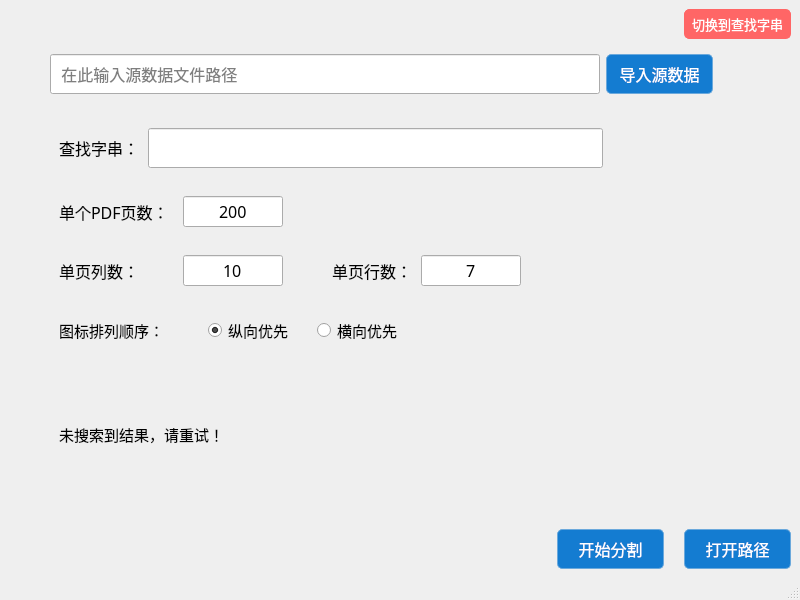
First picture: the form in src/mainwindow.ui, repository llwj0303/SplitTXT, before the edit.
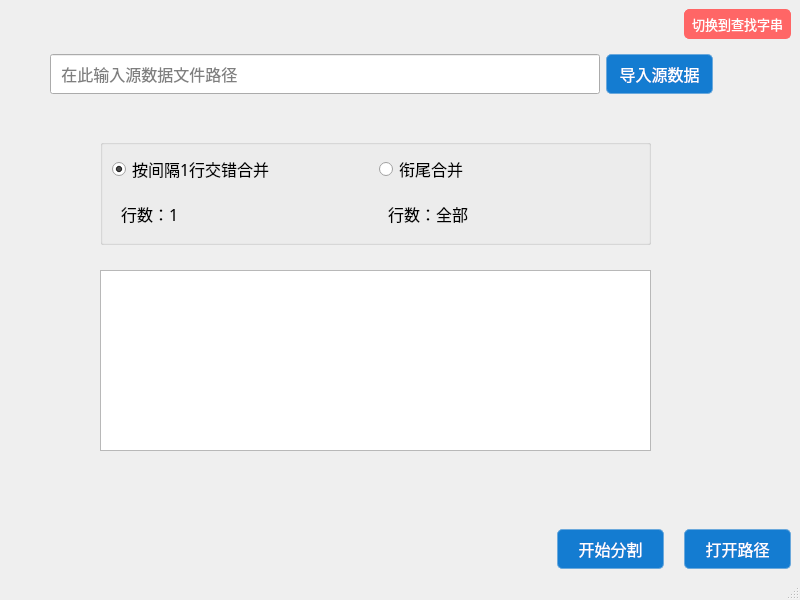
Second picture: the form after the edit. Icons and pictures are not drawn.

Commit message: 添加多txt文件合并和字符码定位功能

What changed in the file:
```diff
--- a/src/mainwindow.ui
+++ b/src/mainwindow.ui
@@ -208,7 +208,7 @@
     <item>
      <widget class="QStackedWidget" name="stackedWidget">
       <property name="currentIndex">
-       <number>1</number>
+       <number>2</number>
       </property>
       <widget class="QWidget" name="page">
        <layout class="QVBoxLayout" name="verticalLayout_4">
@@ -821,6 +821,161 @@
         </item>
        </layout>
       </widget>
+      <widget class="QWidget" name="page_3">
+       <widget class="QTextEdit" name="textEdit">
+        <property name="geometry">
+         <rect>
+          <x>50</x>
+          <y>170</y>
+          <width>551</width>
+          <height>181</height>
+         </rect>
+        </property>
+       </widget>
+       <widget class="QGroupBox" name="groupBox">
+        <property name="geometry">
+         <rect>
+          <x>50</x>
+          <y>39</y>
+          <width>551</width>
+          <height>106</height>
+         </rect>
+        </property>
+        <property name="title">
+         <string/>
+        </property>
+        <layout class="QHBoxLayout" name="horizontalLayout_13">
+         <item>
+          <layout class="QVBoxLayout" name="verticalLayout_6">
+           <item>
+            <widget class="QRadioButton" name="mergeLinesRB">
+             <property name="minimumSize">
+              <size>
+               <width>0</width>
+               <height>30</height>
+              </size>
+             </property>
+             <property name="font">
+              <font>
+               <family>微软雅黑</family>
+               <pointsize>12</pointsize>
+              </font>
+             </property>
+             <property name="text">
+              <string>按间隔1行交错合并</string>
+             </property>
+             <property name="checked">
+              <bool>true</bool>
+             </property>
+            </widget>
+           </item>
+           <item>
+            <widget class="QWidget" name="specifyLinesWgt_2" native="true">
+             <layout class="QHBoxLayout" name="horizontalLayout_11">
+              <item>
+               <widget class="QLabel" name="label_7">
+                <property name="minimumSize">
+                 <size>
+                  <width>0</width>
+                  <height>30</height>
+                 </size>
+                </property>
+                <property name="font">
+                 <font>
+                  <family>微软雅黑</family>
+                  <pointsize>12</pointsize>
+                 </font>
+                </property>
+                <property name="text">
+                 <string>行数：1</string>
+                </property>
+               </widget>
+              </item>
+              <item>
+               <spacer name="horizontalSpacer_12">
+                <property name="orientation">
+                 <enum>Qt::Horizontal</enum>
+                </property>
+                <property name="sizeHint" stdset="0">
+                 <size>
+                  <width>40</width>
+                  <height>20</height>
+                 </size>
+                </property>
+               </spacer>
+              </item>
+             </layout>
+            </widget>
+           </item>
+          </layout>
+         </item>
+         <item>
+          <layout class="QVBoxLayout" name="verticalLayout_7">
+           <item>
+            <widget class="QRadioButton" name="mergeAllRB">
+             <property name="minimumSize">
+              <size>
+               <width>0</width>
+               <height>30</height>
+              </size>
+             </property>
+             <property name="font">
+              <font>
+               <family>微软雅黑</family>
+               <pointsize>12</pointsize>
+              </font>
+             </property>
+             <property name="text">
+              <string>衔尾合并</string>
+             </property>
+             <property name="checked">
+              <bool>false</bool>
+             </property>
+            </widget>
+           </item>
+           <item>
+            <widget class="QWidget" name="specifyLinesWgt_3" native="true">
+             <layout class="QHBoxLayout" name="horizontalLayout_12">
+              <item>
+               <widget class="QLabel" name="label_8">
+                <property name="minimumSize">
+                 <size>
+                  <width>0</width>
+                  <height>30</height>
+                 </size>
+                </property>
+                <property name="font">
+                 <font>
+                  <family>微软雅黑</family>
+                  <pointsize>12</pointsize>
+                 </font>
+                </property>
+                <property name="text">
+                 <string>行数：全部</string>
+                </property>
+               </widget>
+              </item>
+              <item>
+               <spacer name="horizontalSpacer_13">
+                <property name="orientation">
+                 <enum>Qt::Horizontal</enum>
+                </property>
+                <property name="sizeHint" stdset="0">
+                 <size>
+                  <width>40</width>
+                  <height>20</height>
+                 </size>
+                </property>
+               </spacer>
+              </item>
+             </layout>
+            </widget>
+           </item>
+          </layout>
+         </item>
+        </layout>
+       </widget>
+      </widget>
      </widget>
     </item>
     <item>
```
The commit also changes 3 other files.
